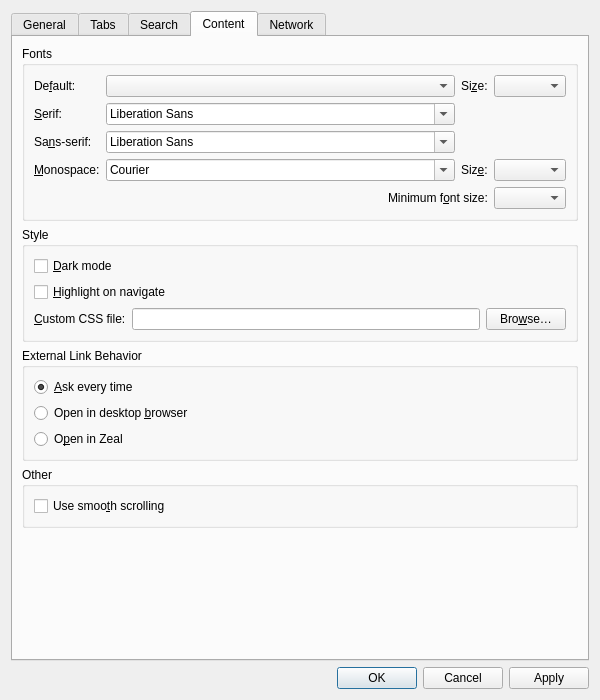
Before: the Qt Designer form src/libs/ui/settingsdialog.ui in zealdocs/zeal, drawn with Qt 5.
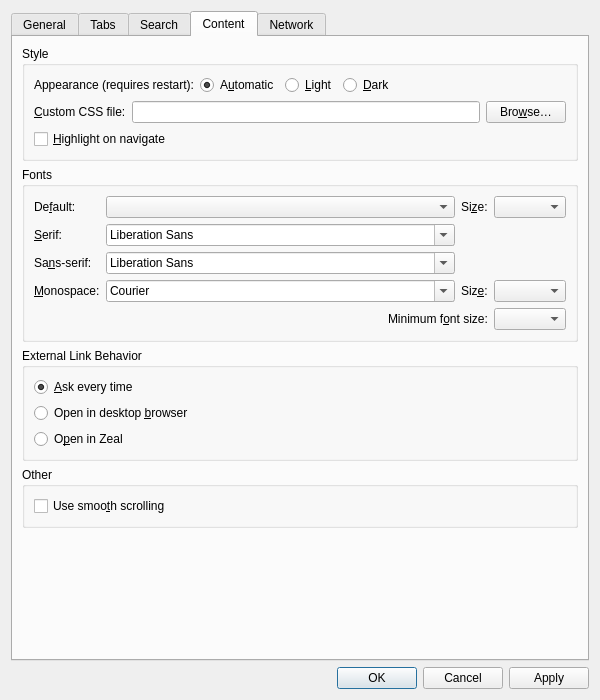
After: the same form once the commit is applied. The open tabs and pages were chosen to show the change. Custom widgets are drawn as their Qt base class.

Commit message: feat(browser): use native Chromium dark mode (#1494)

The edit to the form file:
```diff
--- a/src/libs/ui/settingsdialog.ui
+++ b/src/libs/ui/settingsdialog.ui
@@ -240,6 +240,98 @@
        <string>Content</string>
       </attribute>
       <layout class="QVBoxLayout" name="verticalLayout_3">
+       <item>
+        <widget class="QGroupBox" name="styleGroupBox">
+         <property name="title">
+          <string>Style</string>
+         </property>
+         <layout class="QVBoxLayout" name="verticalLayout_17">
+          <item>
+           <layout class="QHBoxLayout" name="horizontalLayout_4">
+            <item>
+             <widget class="QLabel" name="appearanceLabel">
+              <property name="text">
+               <string>Appearance (requires restart):</string>
+              </property>
+             </widget>
+            </item>
+            <item>
+             <widget class="QRadioButton" name="appearanceAutoRadioButton">
+              <property name="text">
+               <string>A&amp;utomatic</string>
+              </property>
+              <property name="checked">
+               <bool>true</bool>
+              </property>
+             </widget>
+            </item>
+            <item>
+             <widget class="QRadioButton" name="appearanceLightRadioButton">
+              <property name="text">
+               <string>&amp;Light</string>
+              </property>
+             </widget>
+            </item>
+            <item>
+             <widget class="QRadioButton" name="appearanceDarkRadioButton">
+              <property name="text">
+               <string>&amp;Dark</string>
+              </property>
+             </widget>
+            </item>
+            <item>
+             <spacer name="horizontalSpacer_3">
+              <property name="orientation">
+               <enum>Qt::Horizontal</enum>
+              </property>
+              <property name="sizeHint" stdset="0">
+               <size>
+                <width>40</width>
+                <height>20</height>
+               </size>
+              </property>
+             </spacer>
+            </item>
+           </layout>
+          </item>
+          <item>
+           <layout class="QHBoxLayout" name="horizontalLayout">
+            <item>
+             <widget class="QLabel" name="customCssFileLabel">
+              <property name="text">
+               <string>&amp;Custom CSS file:</string>
+              </property>
+              <property name="buddy">
+               <cstring>customCssFileEdit</cstring>
+              </property>
+             </widget>
+            </item>
+            <item>
+             <widget class="QLineEdit" name="customCssFileEdit">
+              <property name="clearButtonEnabled">
+               <bool>true</bool>
+              </property>
+             </widget>
+            </item>
+            <item>
+             <widget class="QPushButton" name="customCssFileBrowseButton">
+              <property name="text">
+               <string>Bro&amp;wse…</string>
+              </property>
+             </widget>
+            </item>
+           </layout>
+          </item>
+          <item>
+           <widget class="QCheckBox" name="highlightOnNavigateCheckBox">
+            <property name="text">
+             <string>&amp;Highlight on navigate</string>
+            </property>
+           </widget>
+          </item>
+         </layout>
+        </widget>
+       </item>
        <item>
         <widget class="QGroupBox" name="fontsGroupBox">
          <property name="title">
@@ -405,57 +497,6 @@
          </layout>
         </widget>
        </item>
-       <item>
-        <widget class="QGroupBox" name="styleGroupBox">
-         <property name="title">
-          <string>Style</string>
-         </property>
-         <layout class="QFormLayout" name="formLayout_5">
-          <item row="1" column="0" colspan="2">
-           <widget class="QCheckBox" name="darkModeCheckBox">
-            <property name="text">
-             <string>&amp;Dark mode</string>
-            </property>
-           </widget>
-          </item>
-          <item row="2" column="0" colspan="2">
-           <widget class="QCheckBox" name="highlightOnNavigateCheckBox">
-            <property name="text">
-             <string>&amp;Highlight on navigate</string>
-            </property>
-           </widget>
-          </item>
-          <item row="3" column="0" colspan="2">
-           <layout class="QHBoxLayout" name="horizontalLayout">
-            <item>
-             <widget class="QLabel" name="customCssFileLabel">
-              <property name="text">
-               <string>&amp;Custom CSS file:</string>
-              </property>
-              <property name="buddy">
-               <cstring>customCssFileEdit</cstring>
-              </property>
-             </widget>
-            </item>
-            <item>
-             <widget class="QLineEdit" name="customCssFileEdit">
-              <property name="clearButtonEnabled">
-               <bool>true</bool>
-              </property>
-             </widget>
-            </item>
-            <item>
-             <widget class="QPushButton" name="customCssFileBrowseButton">
-              <property name="text">
-               <string>Bro&amp;wse…</string>
-              </property>
-             </widget>
-            </item>
-           </layout>
-          </item>
-         </layout>
-        </widget>
-       </item>
        <item>
         <widget class="QGroupBox" name="groupBox_7">
          <property name="title">
```
The commit also changes 4 other files.
